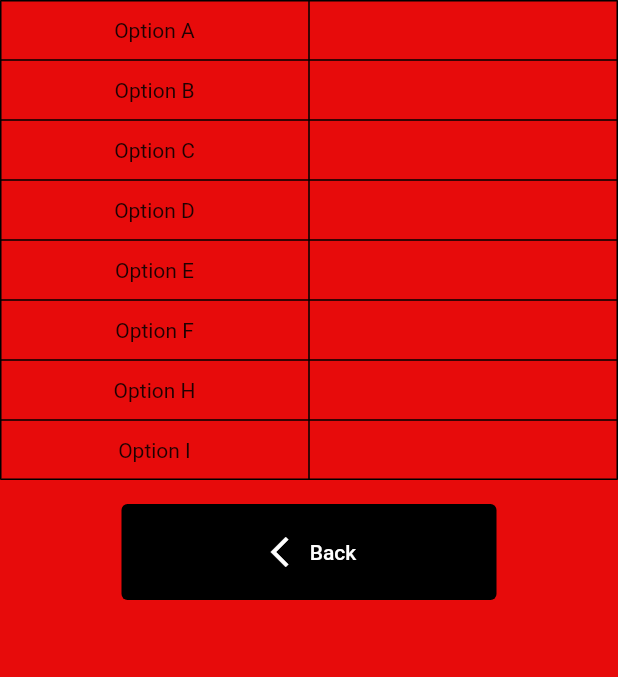
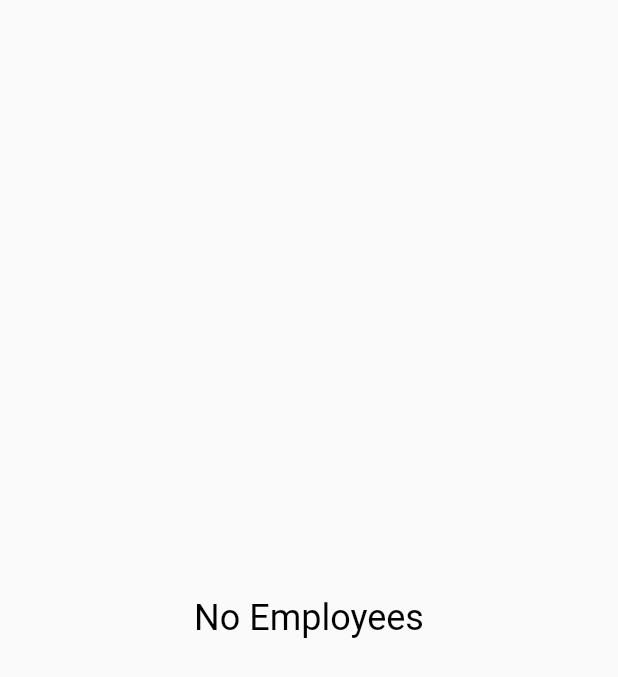
Before and after one commit to coldvl/workograph_shared, a Flutter app: the screen it shows after launch, after a tap on "Overall status", on a phone screen of 412 x 824 dp. Shown: the top 677 px of the screen. Run offline on Flutter 3.47's test engine with Material 2 defaults, Android fonts, the phone set to English and light mode, and no system bars; our stand-ins replace sqflite; missing offline and left inert: dart:ffi; accounts and stored records are empty.

Commit message:
half working app

```diff
--- a/lib/models/user.dart
+++ b/lib/models/user.dart
@@ -10,11 +10,14 @@ const String tableEmployees = 'employees';
 class EmployeesFields {
   static final List<String> values = [
     /// Add all fields
-    id, totalHours, name, createdTime,
+    id, totalHours, name, createdTime, isOn, isPaused, startedTime, elapsed
   ];
 
   static const String id = '_id';
-
+  static const String isOn = 'isOn';
+  static const String isPaused = 'isPaused';
+  static const String startedTime = 'startedTime';
+  static const String elapsed = 'elapsed';
   static const String totalHours = 'totalHours';
   static const String name = 'name';
 
@@ -23,11 +26,12 @@ class EmployeesFields {
 
 class Employee {
   final int? id;
-
   final int totalHours;
   final String name;
   bool isOn;
+  bool isPaused;
   DateTime startedTime;
+  Duration elapsed;
   final DateTime createdTime;
 
   Employee({
@@ -37,6 +41,8 @@ class Employee {
     required this.name,
     required this.createdTime,
     required this.startedTime,
+    required this.elapsed,
+    required this.isPaused,
   });
 
   Map<String, Object?> toJson() => {
@@ -44,6 +50,10 @@ class Employee {
         EmployeesFields.totalHours: totalHours,
         EmployeesFields.name: name,
         EmployeesFields.createdTime: createdTime.toIso8601String(),
+        EmployeesFields.isOn: isOn,
+        EmployeesFields.isPaused: isPaused,
+        EmployeesFields.startedTime: startedTime.toIso8601String(),
+        EmployeesFields.elapsed: elapsed.inSeconds,
       };
 
   static Employee fromJson(Map<String, Object?> json) => Employee(
@@ -54,6 +64,8 @@ class Employee {
             DateTime.parse(json[EmployeesFields.createdTime] as String),
         isOn: false,
         startedTime: DateTime.now(),
+        elapsed: Duration(hours: 4),
+        isPaused: false,
       );
 
   Employee copy({
@@ -61,17 +73,19 @@ class Employee {
     int? totalHours,
     String? name,
     DateTime? createdTime,
+    bool? isOn,
+    DateTime? startedTime,
+    Duration? elapsed,
+    bool? isPaused,
   }) =>
       Employee(
         id: id ?? this.id,
         totalHours: totalHours ?? this.totalHours,
         name: name ?? this.name,
         createdTime: createdTime ?? this.createdTime,
-        isOn: isOn,
-        startedTime: startedTime,
+        isOn: isOn ?? this.isOn,
+        startedTime: startedTime ?? this.startedTime,
+        elapsed: elapsed ?? this.elapsed,
+        isPaused: isPaused ?? this.isPaused,
       );
-
-  void toggleOn() {
-    isOn = !isOn;
-  }
 }
--- a/lib/pages/home_page.dart
+++ b/lib/pages/home_page.dart
@@ -4,6 +4,7 @@ import 'package:flutter/material.dart';
 import 'page_with_list_of_users.dart';
 import 'statistics_for_month.dart';
 import 'statistics_for_today.dart';
+import 'package:workograph_shared/services/database_service.dart';
 
 class HomePage extends StatefulWidget {
   const HomePage({Key? key}) : super(key: key);
@@ -71,7 +72,7 @@ class _HomePageState extends State<HomePage> {
                 Navigator.of(context)
                     .push(
                       MaterialPageRoute(
-                        builder: (_) => const StatsForToday(),
+                        builder: (_) => EmployeeTable(),
                         fullscreenDialog: true,
                       ),
                     )
--- a/lib/pages/statistics_for_today.dart
+++ b/lib/pages/statistics_for_today.dart
@@ -1,54 +1,65 @@
 import 'package:flutter/material.dart';
+import 'package:intl/intl.dart';
+import 'package:workograph_shared/models/user.dart';
+import 'package:workograph_shared/services/database_service.dart';
 
-class StatsForToday extends StatelessWidget {
-  const StatsForToday({super.key});
+class EmployeeTable extends StatefulWidget {
+  @override
+  _EmployeeTableState createState() => _EmployeeTableState();
+}
+
+class _EmployeeTableState extends State<EmployeeTable> {
+  late List<Employee> employees;
+  bool isLoading = false;
+
+  @override
+  void initState() {
+    super.initState();
+
+    refreshNotes();
+  }
+
+  @override
+  void dispose() {
+    EmployeesDatabase.instance.close();
+
+    super.dispose();
+  }
+
+  Future refreshNotes() async {
+    setState(() => isLoading = true);
+
+    this.employees = await EmployeesDatabase.instance.readAllNotes();
+
+    setState(() => isLoading = false);
+  }
 
   @override
   Widget build(BuildContext context) => Scaffold(
-        backgroundColor: const Color.fromARGB(255, 231, 11, 11),
-        body: Column(
-          children: [
-            Table(
-              border: TableBorder.all(),
-              children: [
-                buildRow(['Option A', ' ']),
-                buildRow(['Option B', ' ']),
-                buildRow(['Option C', ' ']),
-                buildRow(['Option D', ' ']),
-                buildRow(['Option E', ' ']),
-                buildRow(['Option F', ' ']),
-                buildRow(['Option H', ' ']),
-                buildRow(['Option I', ' ']),
-              ],
-            ),
-            const Text(' '),
-            Column(
-              children: [
-                TextButton.icon(
-                  style: TextButton.styleFrom(
-                    backgroundColor: Colors.black,
-                    foregroundColor: Colors.white,
-                    padding: const EdgeInsets.all(20.0),
-                    minimumSize: const Size(250.0, 30.0),
-                  ),
-                  onPressed: () {
-                    Navigator.pop(context);
-                  },
-                  icon: const Icon(Icons.arrow_back_ios_new),
-                  label: const Text('Back'),
-                )
-              ],
-            )
-          ],
+        body: Center(
+          child: isLoading
+              ? const CircularProgressIndicator()
+              : employees.isEmpty
+                  ? const Text(
+                      'No Employees',
+                      style: TextStyle(color: Colors.black, fontSize: 24),
+                    )
+                  : buildTable(),
         ),
       );
 
-  TableRow buildRow(List<String> celles) => TableRow(
-        children: celles.map((cell) {
-          return Padding(
-            padding: const EdgeInsets.all(12),
-            child: Center(child: Text(cell)),
-          );
-        }).toList(),
+  Widget buildTable() => DataTable(
+        columns: const [
+          DataColumn(label: Text('Name')),
+          DataColumn(label: Text('Elapsed')),
+        ],
+        rows: employees
+            .map(
+              (employee) => DataRow(cells: [
+                DataCell(Text(employee.name)),
+                DataCell(Text(employee.elapsed.inHours.toString())),
+              ]),
+            )
+            .toList(),
       );
 }
```
Also changed, not shown: lib/local_widgets/clock.dart (+46 -161 lines), lib/pages/add_user.dart (+12 -10 lines), lib/services/database_service.dart (+4 -3 lines), 1 other file.
